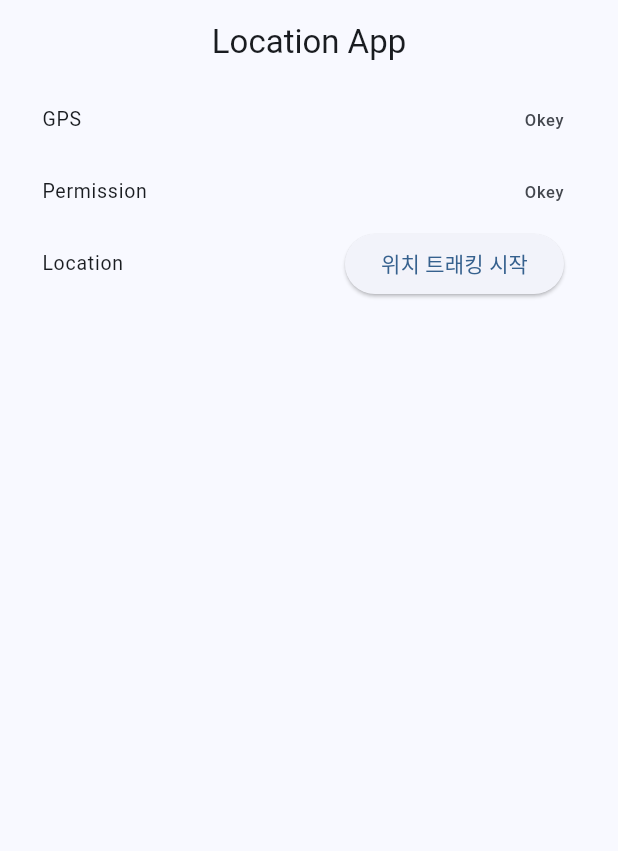
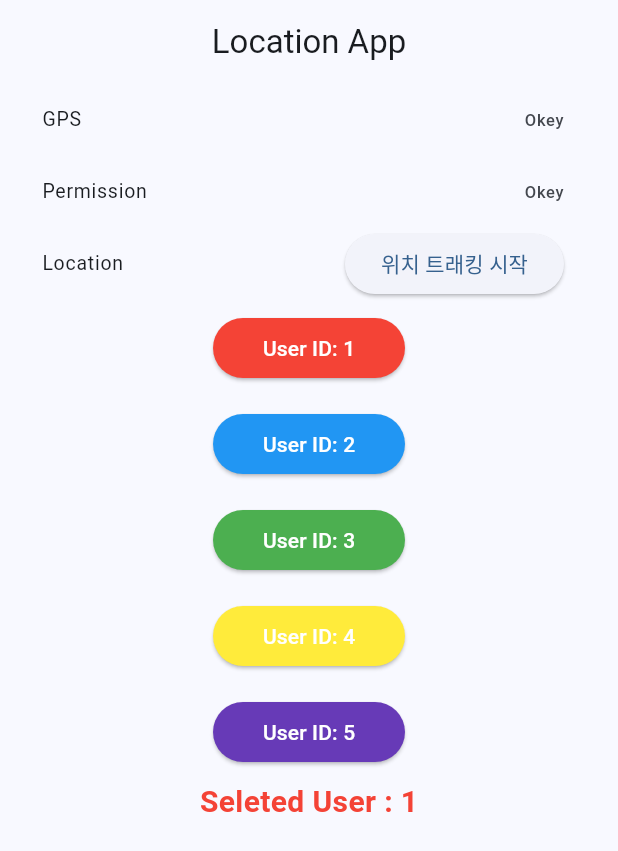
Before and after one commit to qjvk2880/land_conquer_test, a Flutter app: the screen it shows after launch, on a phone screen of 412 x 824 dp. Shown: the top 851 px of the screen. Run offline on Flutter 3.47's test engine with Material 3 defaults, Android fonts, the phone set to English and light mode, and no system bars; our stand-ins replace google_maps_flutter, location, permission_handler.

```diff
--- a/lib/main.dart
+++ b/lib/main.dart
@@ -1,6 +1,7 @@
 import 'dart:async';
 import 'dart:developer';
 
+import 'package:flutter/cupertino.dart';
 import 'package:flutter/material.dart';
 import 'package:land_conquer/google_map.dart';
 import 'package:location/location.dart' as l;
@@ -40,6 +41,16 @@ class _HomeScreenState extends State<HomeScreen> {
   bool permissionGranted = false;
   l.Location location = l.Location();
   late StreamSubscription subscription;
+
+  Map<int, MaterialColor> userColor = {
+    1 : Colors.red,
+    2 : Colors.blue,
+    3 : Colors.green,
+    4 : Colors.yellow,
+    5 : Colors.deepPurple
+  };
+
+  int currentUserId = 1;
 
   @override
   void initState() {
@@ -91,11 +102,44 @@ class _HomeScreenState extends State<HomeScreen> {
                 child: const Text("위치 트래킹 시작"),
                 onPressed: gpsEnabled && permissionGranted ? () {
                   Navigator.push(context,
-                      MaterialPageRoute(builder: (context) => MapTest()));
+                      MaterialPageRoute(builder: (context) => MapTest(currentUserId)));
                 } : null,
               )
             ),
-
+            ListView.builder(
+              shrinkWrap: true,
+              itemCount: userColor.length,
+              itemBuilder: (context, index) {
+                int userId = userColor.keys.elementAt(index);
+                MaterialColor color = userColor[userId]!;
+                return Padding(
+                  padding: const EdgeInsets.only(left: 130.0, right: 130.0, top: 8.0, bottom: 8.0),
+                  child: ElevatedButton(
+                    onPressed: () {
+                      setState(() {
+                        currentUserId = userId;
+                      });
+                    },
+                    style: ElevatedButton.styleFrom(
+                      backgroundColor: color,
+                      // fixedSize: Size(70.0, 20.0)
+                      // onPrimary: Colors.white,
+                    ),
+                    child: Text('User ID: $userId',
+                      style: TextStyle(
+                          color: Colors.white
+                      ),
+                    ),
+                  ),
+                );},
+            ),
+            Text("Seleted User : ${currentUserId}",
+              style: TextStyle(
+                fontSize: 20.0,
+                fontWeight: FontWeight.bold,
+                color: userColor[currentUserId],
+              ),
+            )
           ],
         ),
       ),
```
Also changed, not shown: lib/google_map.dart (+22 -3 lines).
